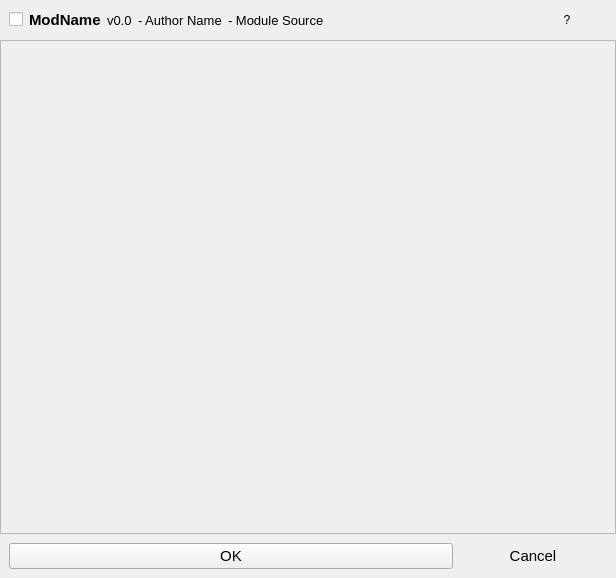
The window that ui/a2widget/a2module_view.ui (ewerybody/a2) describes before a commit, drawn with Qt 5.
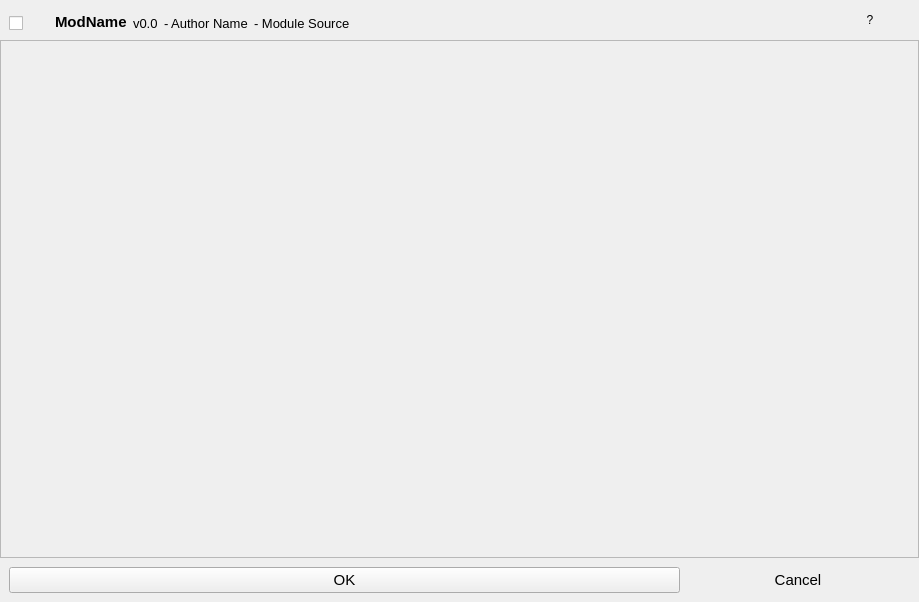
The same window after the commit.

Commit message: some nicer module display #225

Patch:
```diff
--- a/ui/a2widget/a2module_view.ui
+++ b/ui/a2widget/a2module_view.ui
@@ -6,8 +6,8 @@
    <rect>
     <x>0</x>
     <y>0</y>
-    <width>616</width>
-    <height>578</height>
+    <width>919</width>
+    <height>602</height>
    </rect>
   </property>
   <layout class="QVBoxLayout" name="A2ModuleViewLayout">
@@ -19,8 +19,8 @@
    </property>
    <item>
     <widget class="QWidget" name="head_widget" native="true">
-     <layout class="QHBoxLayout" name="horizontalLayout" stretch="0,0,0,0,1,0">
-      <item>
+     <layout class="QHBoxLayout" name="horizontalLayout" stretch="0,0,0,0,0,1,0">
+      <item alignment="Qt::AlignBottom">
        <widget class="QCheckBox" name="mod_check">
         <property name="text">
          <string/>
@@ -30,7 +30,26 @@
         </property>
        </widget>
       </item>
-      <item>
+      <item alignment="Qt::AlignBottom">
+       <widget class="QLabel" name="icon_label">
+        <property name="minimumSize">
+         <size>
+          <width>20</width>
+          <height>20</height>
+         </size>
+        </property>
+        <property name="maximumSize">
+         <size>
+          <width>20</width>
+          <height>20</height>
+         </size>
+        </property>
+        <property name="text">
+         <string/>
+        </property>
+       </widget>
+      </item>
+      <item alignment="Qt::AlignBottom">
        <widget class="QLabel" name="a2_mod_name">
         <property name="font">
          <font>
@@ -60,7 +79,7 @@
         </property>
        </widget>
       </item>
-      <item>
+      <item alignment="Qt::AlignBottom">
        <widget class="QLabel" name="mod_version">
         <property name="font">
          <font>
@@ -73,7 +92,7 @@
         </property>
        </widget>
       </item>
-      <item>
+      <item alignment="Qt::AlignBottom">
        <widget class="QLabel" name="mod_author">
         <property name="font">
          <font>
@@ -86,7 +105,7 @@
         </property>
        </widget>
       </item>
-      <item>
+      <item alignment="Qt::AlignBottom">
        <widget class="QLabel" name="a2mod_view_source_label">
         <property name="sizePolicy">
          <sizepolicy hsizetype="Ignored" vsizetype="Preferred">
@@ -128,8 +147,8 @@
        <rect>
         <x>0</x>
         <y>0</y>
-        <width>614</width>
-        <height>473</height>
+        <width>917</width>
+        <height>495</height>
        </rect>
       </property>
       <layout class="QVBoxLayout" name="verticalLayout_4"/>
```
Left out of the diff: 12 changed lines with no effect on the pictures. The commit also changes 9 other files.
